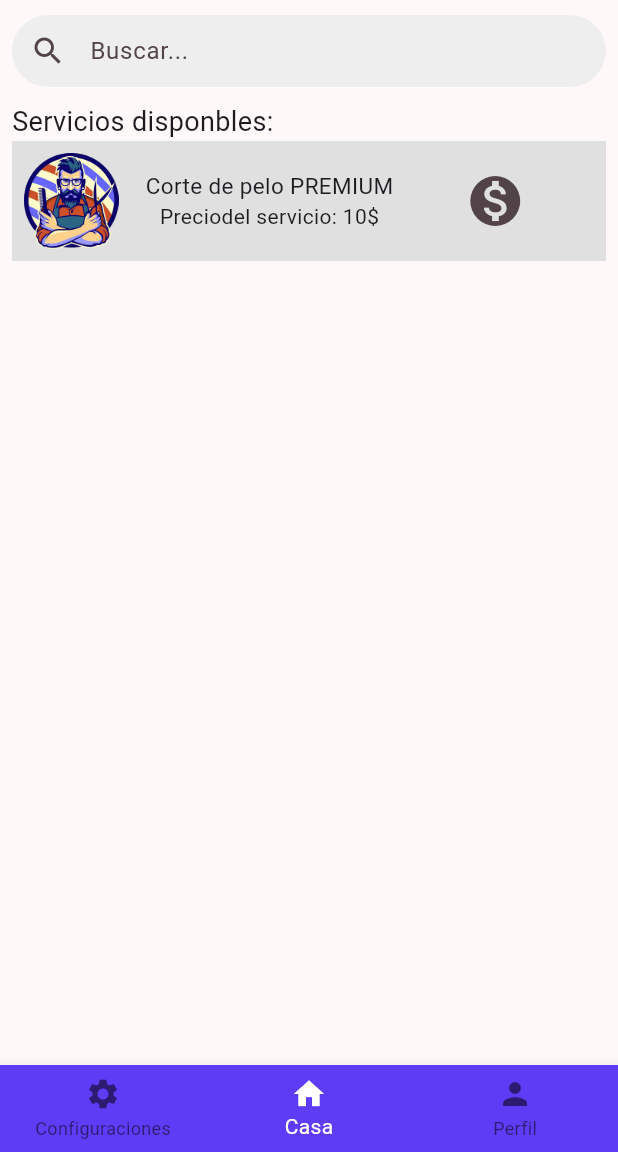
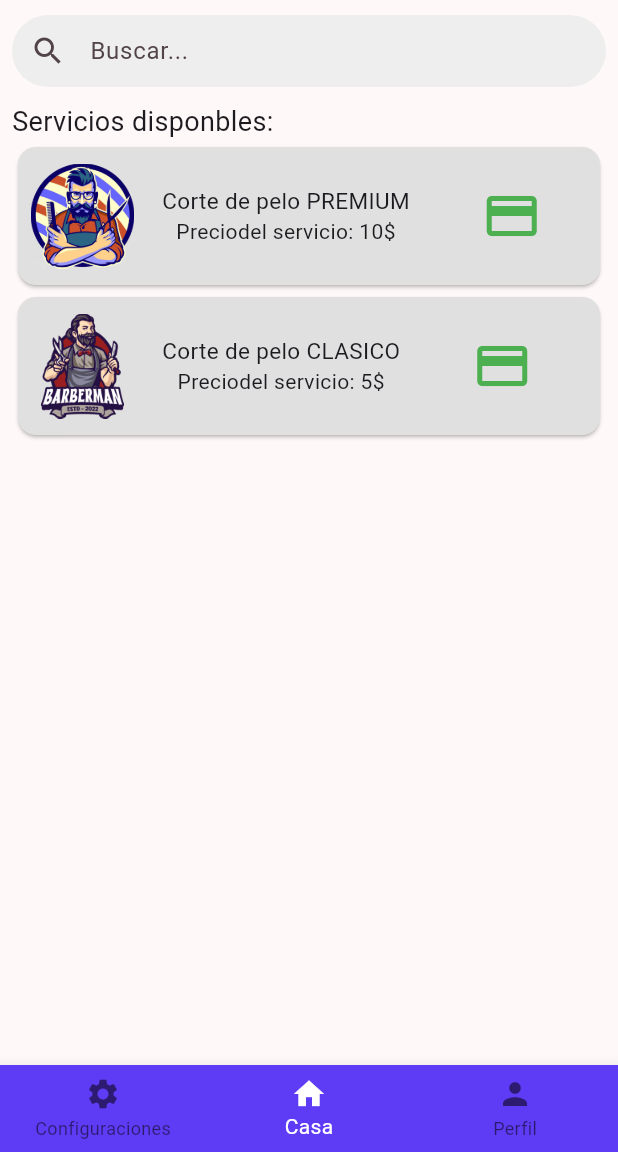
Before and after one commit to DJimenez0608/Barber_link, a Flutter app: the HomeClientView screen opened by its route, item 2 of the bottom bar chosen, on a phone screen of 412 x 824 dp, the part 84-1236 px from its top. Run offline on Flutter 3.47's test engine with Material 3 defaults, Android fonts, the phone set to English and light mode, and no system bars; our stand-ins replace cloud_firestore, dio, firebase_auth, firebase_core, google_fonts; missing offline and left inert: flutter_stripe; accounts and stored records are empty; Roboto replaces fonts that are missing (Jua).

Commit message:
arreglo de cositas

```diff
--- a/lib/ViewModels/auth/auth_view_model.dart
+++ b/lib/ViewModels/auth/auth_view_model.dart
@@ -1,4 +1,4 @@
-import 'package:barber_link/Repositories/auth_repository.dart';
+import 'package:barber_link/Repositories/auth/auth_repository.dart';
 import 'package:flutter/material.dart';
 
 class AuthViewModel extends ChangeNotifier {
--- a/lib/Views/Widgets/pagar_servicio.dart
+++ b/lib/Views/Widgets/pagar_servicio.dart
@@ -4,24 +4,33 @@ import 'package:provider/provider.dart';
 
 class PagarServicio extends StatelessWidget {
   final int value;
-  const PagarServicio({super.key, required this.value});
+  final String label;
+  final String image;
+
+  const PagarServicio({
+    super.key,
+    required this.value,
+    required this.label,
+    required this.image,
+  });
 
   @override
   Widget build(BuildContext context) {
-    return Container(
-      height: 80,
+    return SizedBox(
+      height: 100,
+      child: Card(
         color: Colors.grey[300],
         child: Row(
           children: [
             Padding(
               padding: const EdgeInsets.all(8.0),
-            child: Image.asset('assets/Images/corte.png'),
+              child: SizedBox(height: 70, width: 70, child: Image.asset(image)),
             ),
             SizedBox(width: 10),
             Column(
               mainAxisAlignment: MainAxisAlignment.center,
               children: [
-              Text('Corte de pelo PREMIUM', style: TextStyle(fontSize: 15)),
+                Text(label, style: TextStyle(fontSize: 15)),
                 Text('Preciodel servicio: ${value.toString()}\$'),
               ],
             ),
@@ -37,9 +46,10 @@ class PagarServicio extends StatelessWidget {
                   SnackBar(content: Text('Pago exitoso'));
                 }
               },
-            icon: Icon(Icons.monetization_on, size: 40),
+              icon: Icon(Icons.payment, size: 40, color: Colors.green),
             ),
           ],
+        ),
       ),
     );
   }
--- a/lib/Views/home/client/tabs/home_client_tab.dart
+++ b/lib/Views/home/client/tabs/home_client_tab.dart
@@ -34,7 +34,16 @@ class HomeClientTab extends StatelessWidget {
           SizedBox(height: 10),
           Text('Servicios disponbles: ', style: TextStyle(fontSize: 18)),
 
-          PagarServicio(value: 10),
+          PagarServicio(
+            value: 10,
+            label: 'Corte de pelo PREMIUM',
+            image: 'assets/Images/corte.png',
+          ),
+          PagarServicio(
+            value: 5,
+            label: 'Corte de pelo CLASICO',
+            image: 'assets/Images/clasico.png',
+          ),
         ],
       ),
     );
--- a/lib/main.dart
+++ b/lib/main.dart
@@ -1,5 +1,6 @@
 import 'package:barber_link/Routes/app_routes.dart';
 import 'package:barber_link/ViewModels/auth/auth_view_model.dart';
+import 'package:barber_link/ViewModels/fireStroe/home_admin_comerce_viewmodel.dart';
 import 'package:barber_link/ViewModels/fireStroe/home_admin_viewmodel.dart';
 import 'package:barber_link/ViewModels/stripe/stripe_payment_view_model.dart';
 import 'package:barber_link/ViewModels/stripe/stripe_view_model.dart';
@@ -33,6 +34,7 @@ Future<void> main() async {
         ChangeNotifierProvider(create: (_) => AuthViewModel()),
         ChangeNotifierProvider(create: (_) => StripeViewModel()),
         ChangeNotifierProvider(create: (_) => HomeAdminViewModel()),
+        ChangeNotifierProvider(create: (_) => HomeAdminComerceViewModel()),
         ChangeNotifierProvider(create: (_) => StripePaymentViewModel()),
       ],
       child: const MyApp(),
--- a/pubspec.yaml
+++ b/pubspec.yaml
@@ -70,6 +70,8 @@ flutter:
     - assets/Icons/google.png
     - assets/Icons/FaceebookLogo.png
     - assets/Images/corte.png
+    - assets/Images/sombrero.png
+    - assets/Images/clasico.png
 
 
   # An image asset can refer to one or more resolution-specific "variants", see
```
Also changed, not shown: lib/Models/serviciosComercio.dart (+8 -4 lines), lib/ViewModels/fireStroe/home_admin_comerce_viewmodel.dart (+19 -7 lines), lib/ViewModels/fireStroe/services_comerce_model.dart (+46 -29 lines), lib/Views/Widgets/service_card.dart (+9 -3 lines), lib/Views/home/admin/tabs/home_admin_tab.dart (+13 -4 lines), assets/Images/basico.png (added), assets/Images/clasico.png (added), assets/Images/sombrero2.png (deleted), assets/Images/sombrero3.png (deleted), lib/Repositories/auth/auth_repository.dart (renamed from lib/Repositories/auth_repository.dart). Lines whose indentation alone changed are shown as unchanged.
